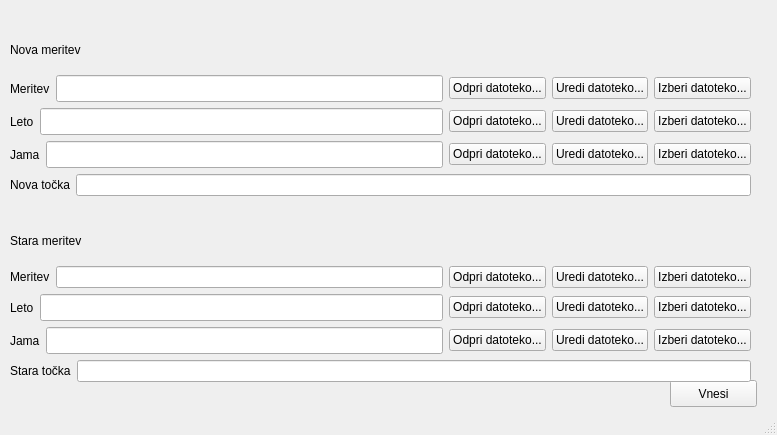
This is mainwindow.ui in lukaprsina/add_cave as Qt 5 draws it before an edit. The edited form follows.
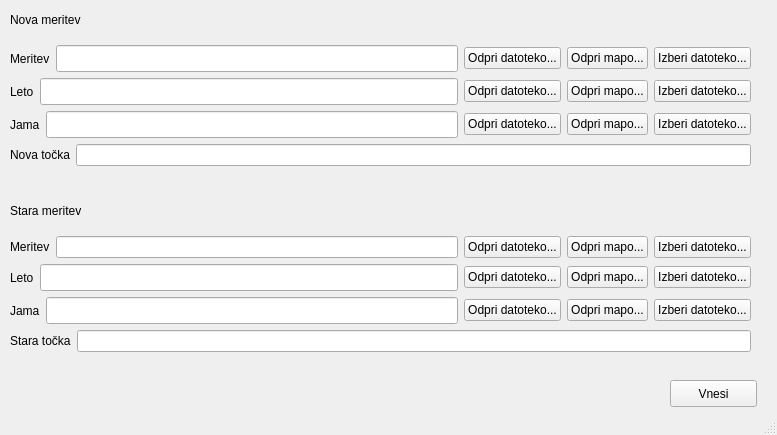
This is the edited form.

```diff
--- a/mainwindow.ui
+++ b/mainwindow.ui
@@ -31,7 +31,7 @@
     <property name="geometry">
      <rect>
       <x>10</x>
-      <y>30</y>
+      <y>0</y>
       <width>741</width>
       <height>352</height>
      </rect>
@@ -73,7 +73,7 @@
        <item>
         <widget class="QPushButton" name="novaMeritevEdit">
          <property name="text">
-          <string>Uredi datoteko...</string>
+          <string>Odpri mapo...</string>
          </property>
         </widget>
        </item>
@@ -115,7 +115,7 @@
        <item>
         <widget class="QPushButton" name="novaLetoEdit">
          <property name="text">
-          <string>Uredi datoteko...</string>
+          <string>Odpri mapo...</string>
          </property>
         </widget>
        </item>
@@ -157,7 +157,7 @@
        <item>
         <widget class="QPushButton" name="novaJamaEdit">
          <property name="text">
-          <string>Uredi datoteko...</string>
+          <string>Odpri mapo...</string>
          </property>
         </widget>
        </item>
@@ -226,7 +226,7 @@
        <item>
         <widget class="QPushButton" name="staraMeritevEdit">
          <property name="text">
-          <string>Uredi datoteko...</string>
+          <string>Odpri mapo...</string>
          </property>
         </widget>
        </item>
@@ -268,7 +268,7 @@
        <item>
         <widget class="QPushButton" name="staraLetoEdit">
          <property name="text">
-          <string>Uredi datoteko...</string>
+          <string>Odpri mapo...</string>
          </property>
         </widget>
        </item>
@@ -310,7 +310,7 @@
        <item>
         <widget class="QPushButton" name="staraJamaEdit">
          <property name="text">
-          <string>Uredi datoteko...</string>
+          <string>Odpri mapo...</string>
          </property>
         </widget>
        </item>
```
